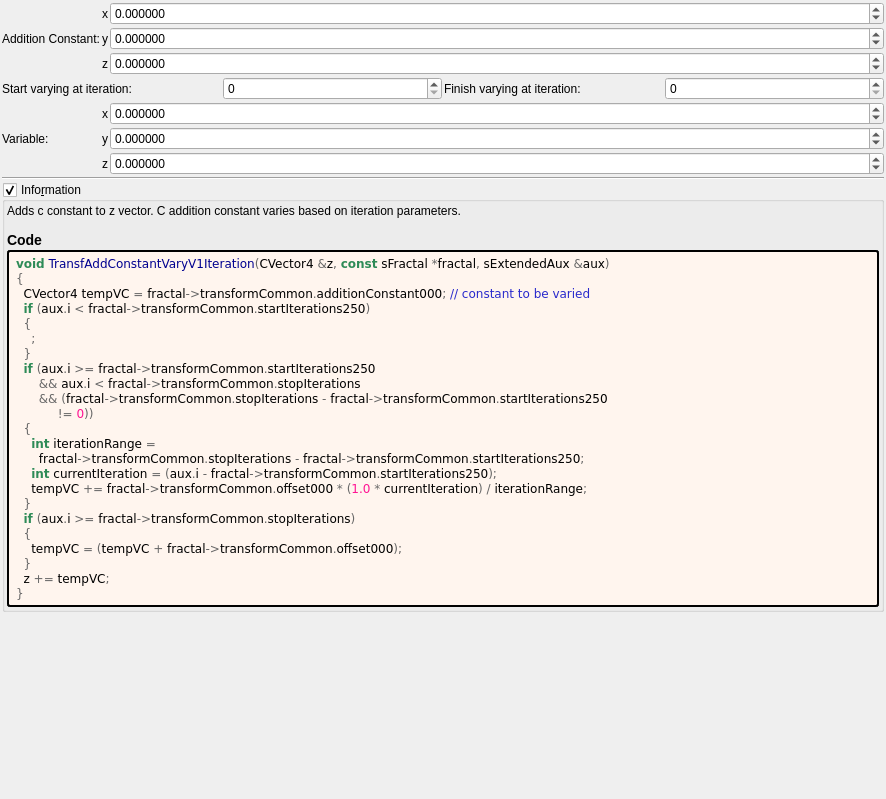
Old version of the form mandelbulber2/formula/ui/transf_add_constant_vary_v1.ui in the repository buddhi1980/mandelbulber2.
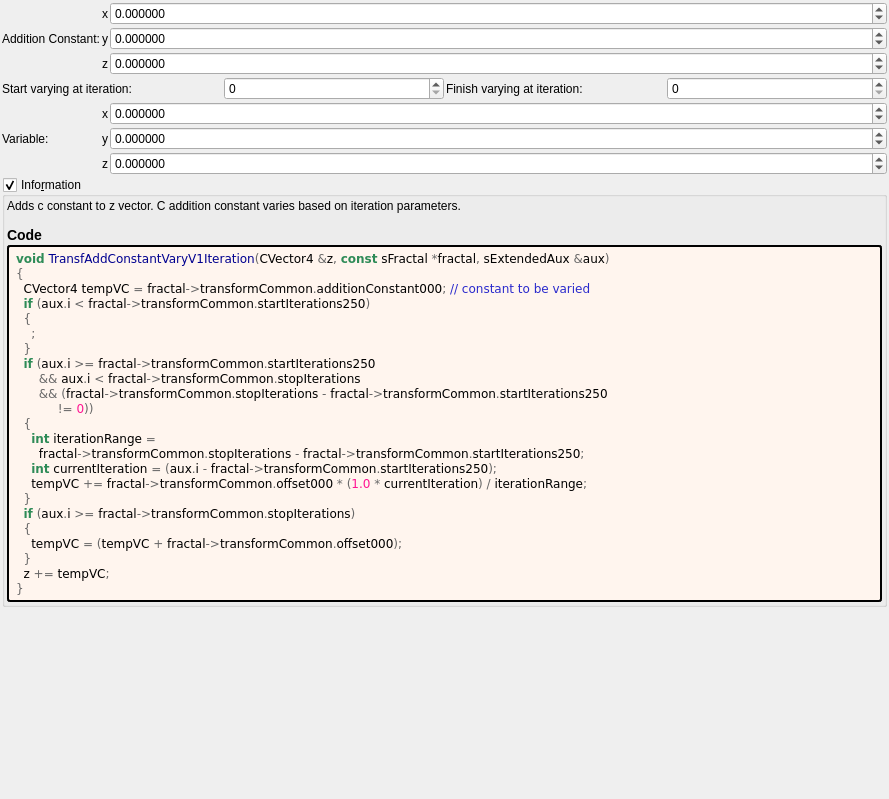
New version of the form. Custom widgets are drawn as their Qt base class.

```diff
--- a/mandelbulber2/formula/ui/transf_add_constant_vary_v1.ui
+++ b/mandelbulber2/formula/ui/transf_add_constant_vary_v1.ui
@@ -6,7 +6,7 @@
    <rect>
     <x>0</x>
     <y>0</y>
-    <width>886</width>
+    <width>889</width>
     <height>799</height>
    </rect>
   </property>
@@ -310,13 +310,6 @@
      </item>
     </layout>
    </item>
-   <item>
-    <widget class="Line" name="line_31">
-     <property name="orientation">
-      <enum>Qt::Horizontal</enum>
-     </property>
-    </widget>
-   </item>
    <item>
     <widget class="MyGroupBox" name="groupCheck_info">
      <property name="title">
```
Left out of the diff: 2 changed lines with no effect on the pictures.
